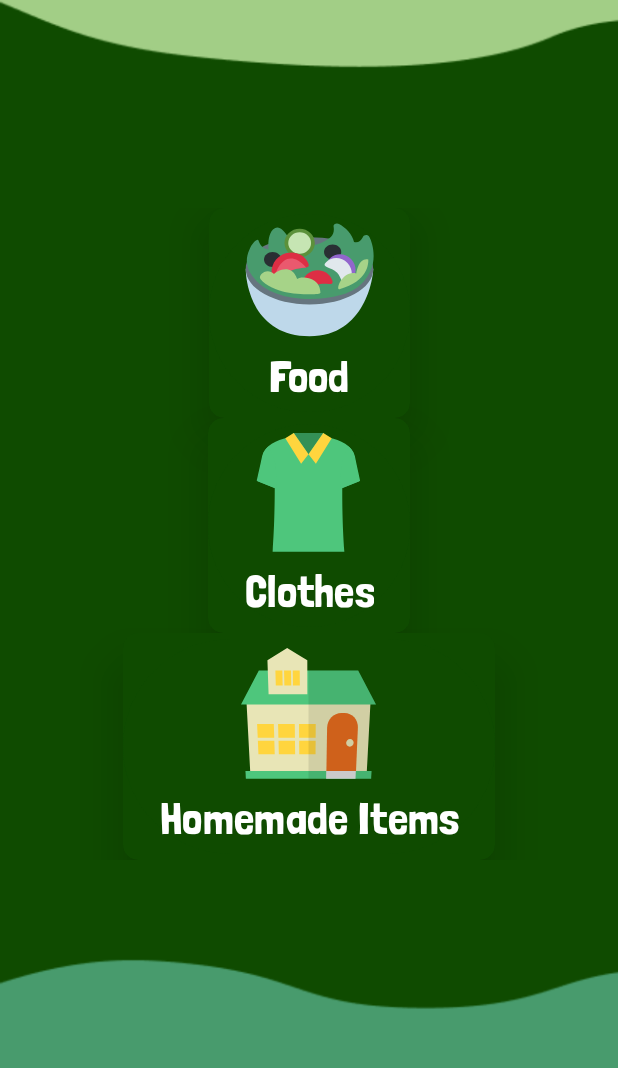
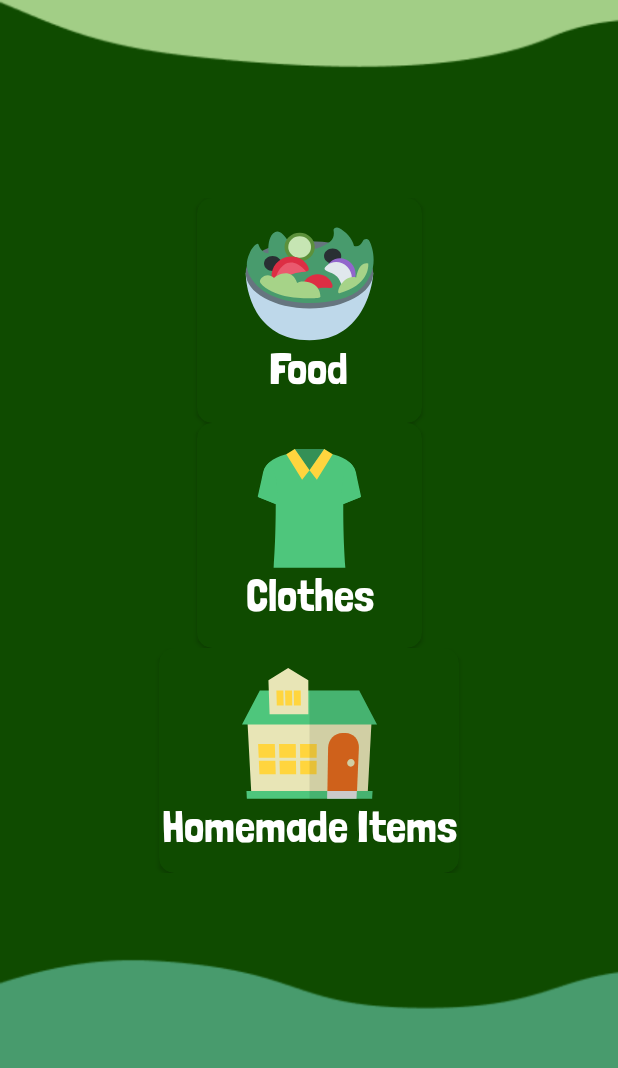
Before and after one commit to thomas1o/DTHomeFresh, an Android app: the CategoriesFragment screen opened through its navigation route, on a phone screen of 412 x 824 dp, the part 100-1168 px from its top. Run offline under Robolectric (Android 15) with nearby library versions, the phone set to English and light mode, and no system bars; our stand-ins replace data binding.

Commit message:
Added CardView

```diff
--- a/app/src/main/java/com/example/dthomefresh/categories/CategoriesFragment.kt
+++ b/app/src/main/java/com/example/dthomefresh/categories/CategoriesFragment.kt
@@ -9,12 +9,6 @@ import com.example.dthomefresh.R
 
 class CategoriesFragment : Fragment() {
 
-    override fun onCreate(savedInstanceState: Bundle?) {
-        super.onCreate(savedInstanceState)
-        arguments?.let {
-
-        }
-    }
     override fun onCreateView(
         inflater: LayoutInflater, container: ViewGroup?,
         savedInstanceState: Bundle?
--- a/app/src/main/res/layout/fragment_categories.xml
+++ b/app/src/main/res/layout/fragment_categories.xml
@@ -13,16 +13,6 @@
         app:layout_constraintStart_toStartOf="parent"
         app:layout_constraintTop_toTopOf="parent">
 
-        <!--        <Button-->
-        <!--            android:id="@+id/menu_button_1"-->
-        <!--            android:layout_width="wrap_content"-->
-        <!--            android:layout_height="wrap_content"-->
-        <!--            android:backgroundTint="@color/green_lighter"-->
-        <!--            android:drawableTop="@drawable/menu_icon"-->
-        <!--            app:layout_constraintStart_toStartOf="@+id/menu_button"-->
-        <!--            app:layout_constraintTop_toTopOf="parent"-->
-        <!--            android:scaleType="fitCenter"/>-->
-
         <!--        TODO- to make this proper and identify the use of clickable and foreground -->
         <ImageButton
             android:id="@+id/menu_button"
@@ -32,7 +22,8 @@
             android:background="@android:color/transparent"
             android:clickable="true"
             android:contentDescription="@string/menu_button"
-            android:foreground="?attr/selectableItemBackground"
+            android:focusable="true"
+            android:foreground="?selectableItemBackground"
             android:padding="5dp"
             android:scaleType="fitCenter"
             android:src="@drawable/menu_icon"
@@ -64,85 +55,163 @@
 
         <androidx.cardview.widget.CardView
             android:id="@+id/cardView_1"
-            android:layout_width="wrap_content"
-            android:layout_height="wrap_content"
+            android:layout_width="150dp"
+            android:layout_height="150dp"
             android:layout_marginBottom="10dp"
             android:backgroundTint="@color/green_dark"
+            android:clickable="true"
+            android:focusable="true"
+            android:foreground="?selectableItemBackground"
             app:cardCornerRadius="10dp"
-            app:cardElevation="20dp"
             app:layout_constraintEnd_toEndOf="parent"
             app:layout_constraintStart_toStartOf="parent"
             app:layout_constraintTop_toTopOf="parent">
 
-            <Button
-                android:id="@+id/button_food"
+            <androidx.constraintlayout.widget.ConstraintLayout
+                android:layout_width="match_parent"
+                android:layout_height="match_parent">
+
+                <LinearLayout
                     android:layout_width="wrap_content"
                     android:layout_height="wrap_content"
-                android:backgroundTint="@color/green_dark"
-                android:drawableTop="@drawable/food_icon"
+                    android:gravity="center"
+                    android:orientation="vertical"
+                    app:layout_constraintBottom_toBottomOf="parent"
+                    app:layout_constraintEnd_toEndOf="parent"
+                    app:layout_constraintStart_toStartOf="parent"
+                    app:layout_constraintTop_toTopOf="parent">
+
+                    <ImageView
+                        android:id="@+id/food_icon"
+                        android:layout_width="wrap_content"
+                        android:layout_height="wrap_content"
+                        android:src="@drawable/food_icon"
+                        app:layout_constraintEnd_toEndOf="parent"
+                        app:layout_constraintStart_toStartOf="parent"
+                        app:layout_constraintTop_toTopOf="parent" />
+
+                    <TextView
+                        android:layout_width="wrap_content"
+                        android:layout_height="wrap_content"
                         android:fontFamily="@font/londrina_solid_regular"
                         android:text="@string/food"
                         android:textColor="@color/white"
                         android:textSize="30sp"
                         app:layout_constraintEnd_toEndOf="parent"
                         app:layout_constraintStart_toStartOf="parent"
-                app:layout_constraintTop_toTopOf="parent" />
+                        app:layout_constraintTop_toBottomOf="@id/food_icon" />
+
+                </LinearLayout>
+
+            </androidx.constraintlayout.widget.ConstraintLayout>
 
         </androidx.cardview.widget.CardView>
 
         <androidx.cardview.widget.CardView
             android:id="@+id/cardView_2"
-            android:layout_width="wrap_content"
-            android:layout_height="wrap_content"
+            android:layout_width="150dp"
+            android:layout_height="150dp"
             android:layout_marginBottom="10dp"
             android:backgroundTint="@color/green_dark"
+            android:clickable="true"
+            android:focusable="true"
+            android:foreground="?selectableItemBackground"
             app:cardCornerRadius="10dp"
-            app:cardElevation="20dp"
             app:layout_constraintEnd_toEndOf="parent"
             app:layout_constraintStart_toStartOf="parent"
             app:layout_constraintTop_toBottomOf="@id/cardView_1">
 
-            <Button
-                android:id="@+id/button_clothes"
+            <androidx.constraintlayout.widget.ConstraintLayout
+                android:layout_width="match_parent"
+                android:layout_height="match_parent">
+
+                <LinearLayout
                     android:layout_width="wrap_content"
                     android:layout_height="wrap_content"
-                android:backgroundTint="@color/green_dark"
-                android:drawableTop="@drawable/clothes_icon"
+                    android:gravity="center"
+                    android:orientation="vertical"
+                    app:layout_constraintBottom_toBottomOf="parent"
+                    app:layout_constraintEnd_toEndOf="parent"
+                    app:layout_constraintStart_toStartOf="parent"
+                    app:layout_constraintTop_toTopOf="parent">
+
+                    <ImageView
+                        android:id="@+id/clothes_icon"
+                        android:layout_width="wrap_content"
+                        android:layout_height="wrap_content"
+                        android:src="@drawable/clothes_icon"
+                        app:layout_constraintEnd_toEndOf="parent"
+                        app:layout_constraintStart_toStartOf="parent"
+                        app:layout_constraintTop_toTopOf="parent" />
+
+                    <TextView
+                        android:layout_width="wrap_content"
+                        android:layout_height="wrap_content"
                         android:fontFamily="@font/londrina_solid_regular"
                         android:text="@string/clothes"
                         android:textColor="@color/white"
                         android:textSize="30sp"
                         app:layout_constraintEnd_toEndOf="parent"
                         app:layout_constraintStart_toStartOf="parent"
-                app:layout_constraintTop_toTopOf="parent" />
+                        app:layout_constraintTop_toBottomOf="@id/clothes_icon" />
 
+                </LinearLayout>
+
+            </androidx.constraintlayout.widget.ConstraintLayout>
 
         </androidx.cardview.widget.CardView>
 
         <androidx.cardview.widget.CardView
             android:id="@+id/cardView_3"
-            android:layout_width="wrap_content"
-            android:layout_height="wrap_content"
+            android:layout_width="200dp"
+            android:layout_height="150dp"
+            android:layout_marginBottom="10dp"
             android:backgroundTint="@color/green_dark"
+            android:clickable="true"
+            android:focusable="true"
+            android:foreground="?selectableItemBackground"
             app:cardCornerRadius="10dp"
-            app:cardElevation="20dp"
             app:layout_constraintEnd_toEndOf="parent"
             app:layout_constraintStart_toStartOf="parent"
             app:layout_constraintTop_toBottomOf="@id/cardView_2">
 
-            <Button
-                android:id="@+id/button_homemade_items"
+            <androidx.constraintlayout.widget.ConstraintLayout
+                android:layout_width="match_parent"
+                android:layout_height="match_parent">
+
+                <LinearLayout
                     android:layout_width="wrap_content"
                     android:layout_height="wrap_content"
-                android:backgroundTint="@color/green_dark"
-                android:drawableTop="@drawable/home_icon"
+                    android:gravity="center"
+                    android:orientation="vertical"
+                    app:layout_constraintBottom_toBottomOf="parent"
+                    app:layout_constraintEnd_toEndOf="parent"
+                    app:layout_constraintStart_toStartOf="parent"
+                    app:layout_constraintTop_toTopOf="parent">
+
+                    <ImageView
+                        android:id="@+id/homemade_items_icon"
+                        android:layout_width="wrap_content"
+                        android:layout_height="wrap_content"
+                        android:src="@drawable/home_icon"
+                        app:layout_constraintEnd_toEndOf="parent"
+                        app:layout_constraintStart_toStartOf="parent"
+                        app:layout_constraintTop_toTopOf="parent" />
+
+                    <TextView
+                        android:layout_width="wrap_content"
+                        android:layout_height="wrap_content"
                         android:fontFamily="@font/londrina_solid_regular"
                         android:text="@string/homemade_items"
                         android:textColor="@color/white"
                         android:textSize="30sp"
                         app:layout_constraintEnd_toEndOf="parent"
                         app:layout_constraintStart_toStartOf="parent"
-                app:layout_constraintTop_toTopOf="parent" />
+                        app:layout_constraintTop_toBottomOf="@id/homemade_items_icon" />
+
+                </LinearLayout>
+
+            </androidx.constraintlayout.widget.ConstraintLayout>
 
         </androidx.cardview.widget.CardView>
 
```
Lines whose indentation alone changed are shown as unchanged.
